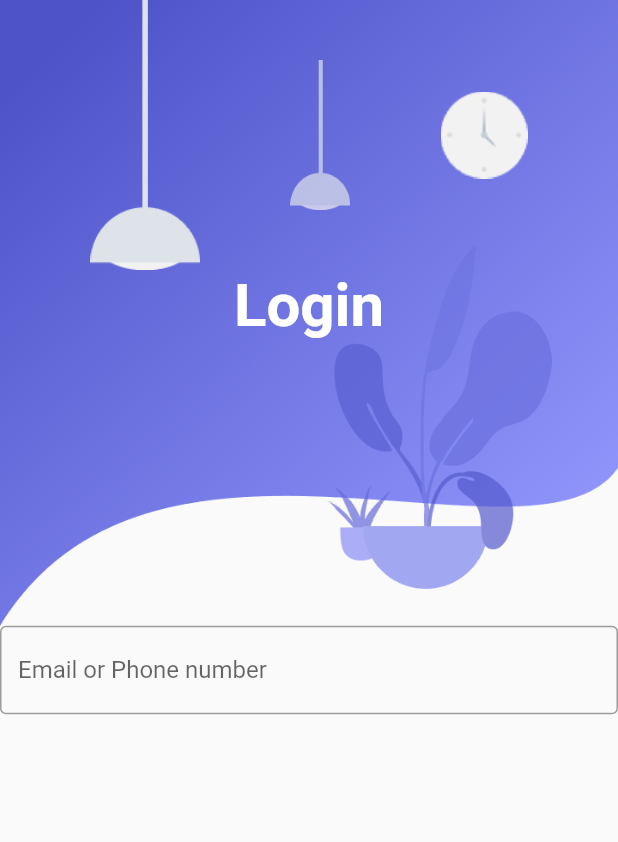
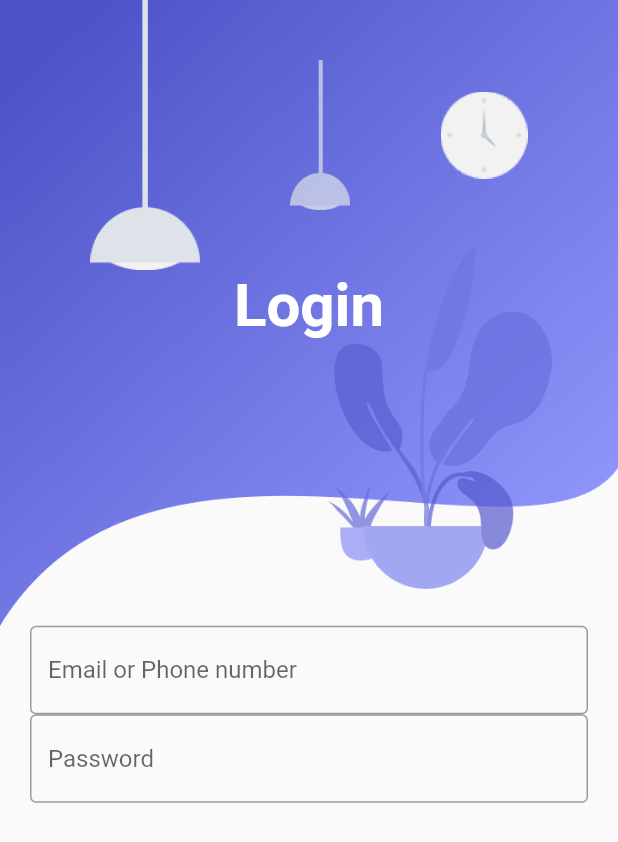
Before and after one commit to NeloverWAburas/LogInRepo, a Flutter app: the screen it shows after launch, on a phone screen of 412 x 824 dp. Shown: the top 842 px of the screen. Run offline on Flutter 3.47's test engine with Material 2 defaults, Android fonts, the phone set to English and light mode, and no system bars.

```diff
--- a/lib/screens/login_screen.dart
+++ b/lib/screens/login_screen.dart
@@ -6,7 +6,8 @@ class LoginScreen extends StatelessWidget {
   @override
   Widget build(BuildContext context) {
     return Scaffold(
-      body: Column(children: [
+        body: Column(
+      children: [
         Stack(
           alignment: Alignment.topCenter,
           children: [
@@ -37,15 +38,26 @@ Stack(
             )
           ],
         ),
-       TextField(
+        Form(
+          child: Container(
+            margin: EdgeInsets.symmetric(horizontal: 20),
+            child: Column(children: [
+              TextFormField(
                 decoration: InputDecoration(
                   hintText: "Email or Phone number",
                   border: OutlineInputBorder(),
                 ),
               ),
-      ],)
-
-
-    );
+              TextFormField(
+                decoration: InputDecoration(
+                  hintText: "Password",
+                  border: OutlineInputBorder(),
+                ),
+              ),
+            ]),
+          ),
+        )
+      ],
+    ));
   }
 }
```
Also changed, not shown: 1 other file. Lines whose indentation alone changed are shown as unchanged.
